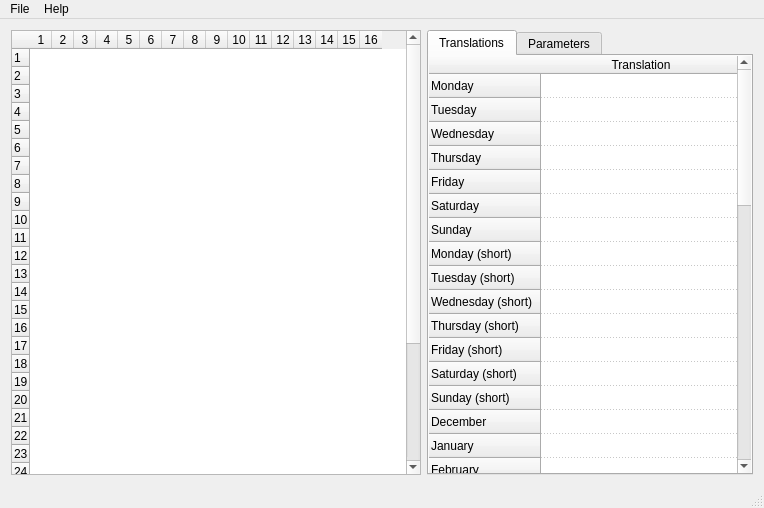
The window that editor/mainwindow.ui (WiseLord/matrixclock) describes before a commit, drawn with Qt 5.
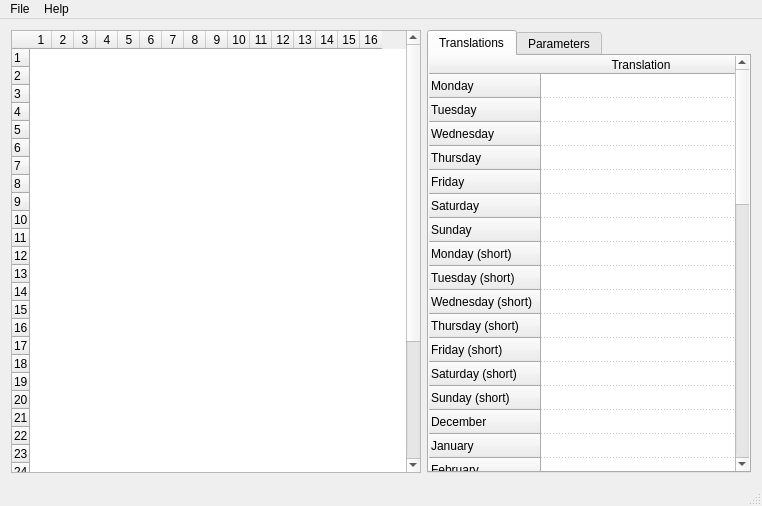
The same window after the commit. The open tabs and pages were chosen to show the change.

Commit message: editor: Fix eeprom font corruption.

The edit to the form file:
```diff
--- a/editor/mainwindow.ui
+++ b/editor/mainwindow.ui
@@ -6,8 +6,8 @@
    <rect>
     <x>0</x>
     <y>0</y>
-    <width>764</width>
-    <height>508</height>
+    <width>762</width>
+    <height>506</height>
    </rect>
   </property>
   <property name="windowTitle">
@@ -623,7 +623,7 @@
     <rect>
      <x>0</x>
      <y>0</y>
-     <width>764</width>
+     <width>762</width>
      <height>22</height>
     </rect>
    </property>
```
Left out of the diff: 10 changed lines with no effect on the pictures. The commit also changes 2 other files.
